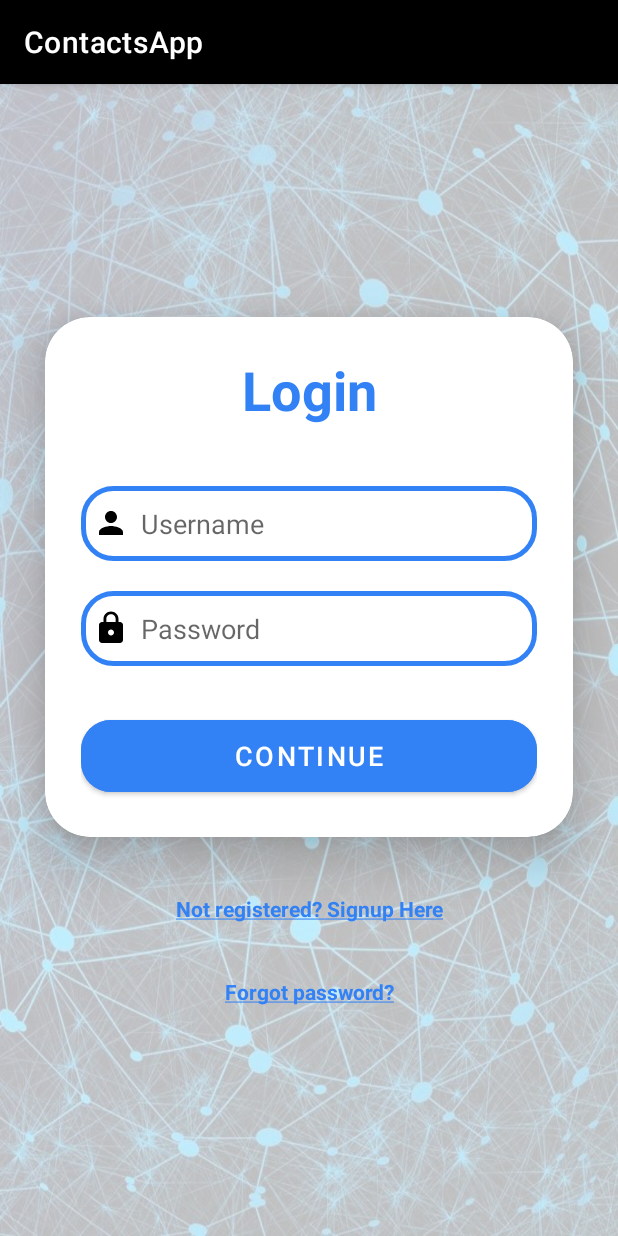
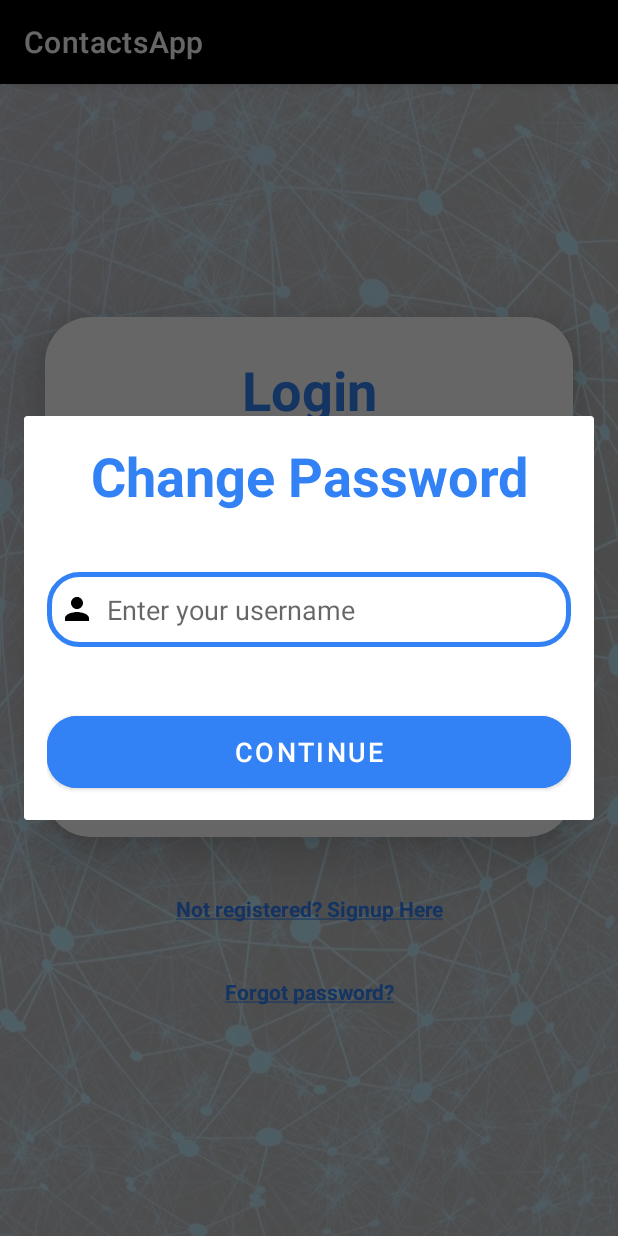
Before and after one commit to LuciaHeredia/ContactsApp, an Android app: the screen it shows after launch (MainActivity), after a tap on "Forgot password?", on a phone screen of 412 x 824 dp. Run offline under Robolectric (Android 15) with nearby library versions, the light colour scheme and no system bars; our stand-ins replace Room's generated code.

Commit message:
forgotPassword done

```diff
--- a/app/src/main/java/com/example/contactsapp/data/models/User.java
+++ b/app/src/main/java/com/example/contactsapp/data/models/User.java
@@ -34,6 +34,10 @@
         this.id = id;
     }
 
+    public void setPassword(String password) {
+        this.password = password;
+    }
+
     //* Getters *//
 
     public int getId() {
--- a/app/src/main/java/com/example/contactsapp/ui/fragments/LoginFragment.java
+++ b/app/src/main/java/com/example/contactsapp/ui/fragments/LoginFragment.java
@@ -1,11 +1,14 @@
 package com.example.contactsapp.ui.fragments;
 
+import android.app.Dialog;
 import android.graphics.Paint;
 import android.os.Bundle;
 import android.util.Log;
 import android.view.LayoutInflater;
 import android.view.View;
 import android.view.ViewGroup;
+import android.widget.Button;
+import android.widget.EditText;
 import android.widget.Toast;
 
 import androidx.activity.OnBackPressedCallback;
@@ -26,6 +29,7 @@
 
 public class LoginFragment extends Fragment {
     private FragmentLoginBinding binding;
+    private UserViewModel userViewModel;
     private List<User> users = new ArrayList<>();
 
     @Override
@@ -69,7 +73,7 @@
     }
 
     private void initUsersFromDb() {
-        UserViewModel userViewModel = new ViewModelProvider(this).get(UserViewModel.class);
+        userViewModel = new ViewModelProvider(this).get(UserViewModel.class);
         userViewModel.getAllUsers().observe(this, dbUsers -> users = dbUsers);
     }
 
@@ -122,7 +126,41 @@
     }
 
     private void forgotPassword() {
-        // TODO: login -> forgotPassword???
+        final Dialog dialog = new Dialog(getActivity());
+        dialog.setContentView(R.layout.forgot_password_dialog);
+        Button dialogButton = (Button) dialog.findViewById(R.id.continue_btn);
+        dialogButton.setOnClickListener(v1 -> {
+            EditText userTextInput = (EditText) dialog.findViewById(R.id.user_input);
+            String usernameInput = userTextInput.getText().toString();
+            if(usernameInput.equals("")) {
+                Toast.makeText(getActivity(), Constants.MSG_ENTER_USERNAME,Toast.LENGTH_SHORT).show();
+            } else {
+                User foundUser = isUserExist(usernameInput);
+                if (foundUser == null) {
+                    Toast.makeText(getActivity(), Constants.MSG_NO_USER_NEW_PASS, Toast.LENGTH_SHORT).show();
+                } else {
+                    // changing the dialog appearance
+                    userTextInput.setText("");
+                    userTextInput.setHint(R.string.new_password);
+                    userTextInput.setCompoundDrawablesWithIntrinsicBounds(R.drawable.ic_signup_password, 0, 0, 0);
+                    dialogButton.setText(R.string.save_txt);
+
+                    dialogButton.setOnClickListener(v2 -> {
+                        String newPassword = userTextInput.getText().toString();
+                        if (newPassword.equals("")) {
+                            Toast.makeText(getActivity(), Constants.MSG_ENTER_NEW_PASSWORD, Toast.LENGTH_SHORT).show();
+                        } else {
+                            foundUser.setPassword(newPassword);
+                            userViewModel.update(foundUser);
+                            Toast.makeText(getActivity(), Constants.MSG_PASSWORD_CHANGED, Toast.LENGTH_LONG).show();
+                            dialog.dismiss();
+                        }
+                    });
+
+                }
+            }
+        });
+        dialog.show();
     }
 
     @Override
--- /dev/null
+++ b/app/src/main/res/layout/forgot_password_dialog.xml
@@ -0,0 +1,54 @@
+<?xml version="1.0" encoding="utf-8"?>
+<RelativeLayout
+    xmlns:android="http://schemas.android.com/apk/res/android"
+    xmlns:app="http://schemas.android.com/apk/res-auto"
+    android:orientation="vertical"
+    android:gravity="center"
+    android:layout_width="match_parent"
+    android:layout_height="match_parent">
+
+        <LinearLayout
+            android:layout_width="match_parent"
+            android:layout_height="wrap_content"
+            android:orientation="vertical"
+            android:layout_gravity="center_horizontal"
+            android:padding="15dp">
+
+            <TextView
+                android:id="@+id/title_text"
+                android:layout_width="match_parent"
+                android:layout_height="wrap_content"
+                android:text="@string/change_password"
+                android:textSize="36sp"
+                android:textAlignment="center"
+                android:textStyle="bold"
+                android:textColor="@color/blue"/>
+
+            <EditText
+                android:id="@+id/user_input"
+                android:layout_width="match_parent"
+                android:layout_height="50dp"
+                android:background="@drawable/custom_edit_text"
+                android:drawableStart="@drawable/ic_login_person"
+                android:drawablePadding="8dp"
+                android:hint="@string/enter_your_username"
+                android:padding="8dp"
+                android:textColor="@color/black"
+                android:textColorHighlight="@color/cardview_dark_background"
+                android:layout_marginTop="40dp"
+                android:autofillHints=""
+                android:inputType="text" />
+
+            <Button
+                android:id="@+id/continue_btn"
+                android:layout_width="match_parent"
+                android:layout_height="60dp"
+                android:text="@string/continue_txt"
+                android:textSize="18sp"
+                android:layout_marginTop="40dp"
+                android:backgroundTint="@color/blue"
+                app:cornerRadius = "20dp"/>
+
+        </LinearLayout>
+
+</RelativeLayout>
--- a/app/src/main/res/values/strings.xml
+++ b/app/src/main/res/values/strings.xml
@@ -8,6 +8,10 @@
     <string name="password">Password</string>
     <string name="not_registered_signup_here">Not registered? Signup Here</string>
     <string name="forgot_password">Forgot password?</string>
+    <string name="new_password">Enter new password</string>
+    <string name="save_txt">SAVE</string>
+    <string name="change_password">Change Password</string>
+    <string name="enter_your_username">Enter your username</string>
 
     //* Signup *//
     <string name="signup">Signup</string>
```
Also changed, not shown: app/src/main/java/com/example/contactsapp/utils/Constants.java (+5 -2 lines).
